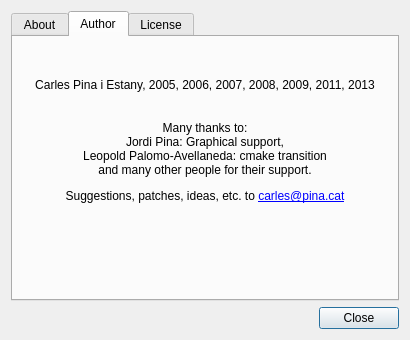
Qt form gui/about.ui (cpina/qdacco) before a commit.
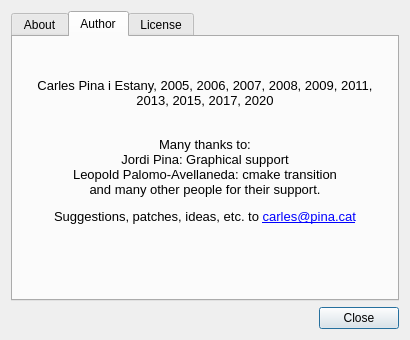
The same form after that commit. The open tabs and pages were chosen to show the change. Icons and pictures are not drawn.

Commit message: Improve UI text in English

Diff of the .ui file:
```diff
--- a/gui/about.ui
+++ b/gui/about.ui
@@ -205,8 +205,13 @@
            <verstretch>0</verstretch>
           </sizepolicy>
          </property>
+         <property name="font">
+          <font>
+           <pointsize>10</pointsize>
+          </font>
+         </property>
          <property name="text">
-          <string>Carles Pina i Estany, 2005, 2006, 2007, 2008, 2009, 2011, 2013</string>
+          <string>Carles Pina i Estany, 2005, 2006, 2007, 2008, 2009, 2011, 2013, 2015, 2017, 2020</string>
          </property>
          <property name="alignment">
           <set>Qt::AlignCenter</set>
@@ -228,13 +233,13 @@
           <string>&lt;!DOCTYPE HTML PUBLIC &quot;-//W3C//DTD HTML 4.0//EN&quot; &quot;http://www.w3.org/TR/REC-html40/strict.dtd&quot;&gt;
 &lt;html&gt;&lt;head&gt;&lt;meta name=&quot;qrichtext&quot; content=&quot;1&quot; /&gt;&lt;style type=&quot;text/css&quot;&gt;
 p, li { white-space: pre-wrap; }
-&lt;/style&gt;&lt;/head&gt;&lt;body style=&quot; font-family:'Sans Serif'; font-size:14pt; font-weight:400; font-style:normal;&quot;&gt;
-&lt;p align=&quot;center&quot; style=&quot;-qt-paragraph-type:empty; margin-top:0px; margin-bottom:0px; margin-left:0px; margin-right:0px; -qt-block-indent:0; text-indent:0px;&quot;&gt;&lt;/p&gt;
-&lt;p align=&quot;center&quot; style=&quot; margin-top:0px; margin-bottom:0px; margin-left:0px; margin-right:0px; -qt-block-indent:0; text-indent:0px;&quot;&gt;&lt;span style=&quot; font-size:9pt;&quot;&gt;Many thanks to:&lt;/span&gt;&lt;/p&gt;
-&lt;p align=&quot;center&quot; style=&quot; margin-top:0px; margin-bottom:0px; margin-left:0px; margin-right:0px; -qt-block-indent:0; text-indent:0px;&quot;&gt;&lt;span style=&quot; font-size:9pt;&quot;&gt;Jordi Pina: Graphical support,&lt;/span&gt;&lt;/p&gt;
-&lt;p align=&quot;center&quot; style=&quot; margin-top:0px; margin-bottom:0px; margin-left:0px; margin-right:0px; -qt-block-indent:0; text-indent:0px;&quot;&gt;&lt;span style=&quot; font-size:9pt;&quot;&gt;Leopold Palomo-Avellaneda: cmake transition&lt;/span&gt;&lt;/p&gt;
-&lt;p align=&quot;center&quot; style=&quot; margin-top:0px; margin-bottom:12px; margin-left:0px; margin-right:0px; -qt-block-indent:0; text-indent:0px;&quot;&gt;&lt;span style=&quot; font-size:9pt;&quot;&gt;and many other people for their support.&lt;/span&gt;&lt;/p&gt;
-&lt;p align=&quot;center&quot; style=&quot; margin-top:12px; margin-bottom:12px; margin-left:0px; margin-right:0px; -qt-block-indent:0; text-indent:0px;&quot;&gt;&lt;span style=&quot; font-size:9pt;&quot;&gt;Suggestions, patches, ideas, etc. to &lt;/span&gt;&lt;a href=&quot;mailto:carles@pina.cat&quot;&gt;&lt;span style=&quot; font-size:9pt; text-decoration: underline; color:#0000ff;&quot;&gt;carles@pina.cat&lt;/span&gt;&lt;/a&gt;&lt;/p&gt;&lt;/body&gt;&lt;/html&gt;</string>
+&lt;/style&gt;&lt;/head&gt;&lt;body style=&quot; font-family:'Sans Serif'; font-size:9pt; font-weight:400; font-style:normal;&quot;&gt;
+&lt;p align=&quot;center&quot; style=&quot;-qt-paragraph-type:empty; margin-top:0px; margin-bottom:0px; margin-left:0px; margin-right:0px; -qt-block-indent:0; text-indent:0px; font-size:14pt;&quot;&gt;&lt;br /&gt;&lt;/p&gt;
+&lt;p align=&quot;center&quot; style=&quot; margin-top:0px; margin-bottom:0px; margin-left:0px; margin-right:0px; -qt-block-indent:0; text-indent:0px;&quot;&gt;&lt;span style=&quot; font-size:10pt;&quot;&gt;Many thanks to:&lt;/span&gt;&lt;/p&gt;
+&lt;p align=&quot;center&quot; style=&quot; margin-top:0px; margin-bottom:0px; margin-left:0px; margin-right:0px; -qt-block-indent:0; text-indent:0px;&quot;&gt;&lt;span style=&quot; font-size:10pt;&quot;&gt;Jordi Pina: Graphical support&lt;/span&gt;&lt;/p&gt;
+&lt;p align=&quot;center&quot; style=&quot; margin-top:0px; margin-bottom:0px; margin-left:0px; margin-right:0px; -qt-block-indent:0; text-indent:0px;&quot;&gt;&lt;span style=&quot; font-size:10pt;&quot;&gt;Leopold Palomo-Avellaneda: cmake transition&lt;/span&gt;&lt;/p&gt;
+&lt;p align=&quot;center&quot; style=&quot; margin-top:0px; margin-bottom:12px; margin-left:0px; margin-right:0px; -qt-block-indent:0; text-indent:0px;&quot;&gt;&lt;span style=&quot; font-size:10pt;&quot;&gt;and many other people for their support.&lt;/span&gt;&lt;/p&gt;
+&lt;p align=&quot;center&quot; style=&quot; margin-top:12px; margin-bottom:12px; margin-left:0px; margin-right:0px; -qt-block-indent:0; text-indent:0px;&quot;&gt;&lt;span style=&quot; font-size:10pt;&quot;&gt;Suggestions, patches, ideas, etc. to &lt;/span&gt;&lt;a href=&quot;mailto:carles@pina.cat&quot;&gt;&lt;span style=&quot; font-size:10pt; text-decoration: underline; color:#0000ff;&quot;&gt;carles@pina.cat&lt;/span&gt;&lt;/a&gt;&lt;/p&gt;&lt;/body&gt;&lt;/html&gt;</string>
          </property>
          <property name="alignment">
           <set>Qt::AlignLeading|Qt::AlignLeft|Qt::AlignTop</set>
```
Left out of the diff: 50 changed lines with no effect on the pictures. The commit also changes 3 other files.
